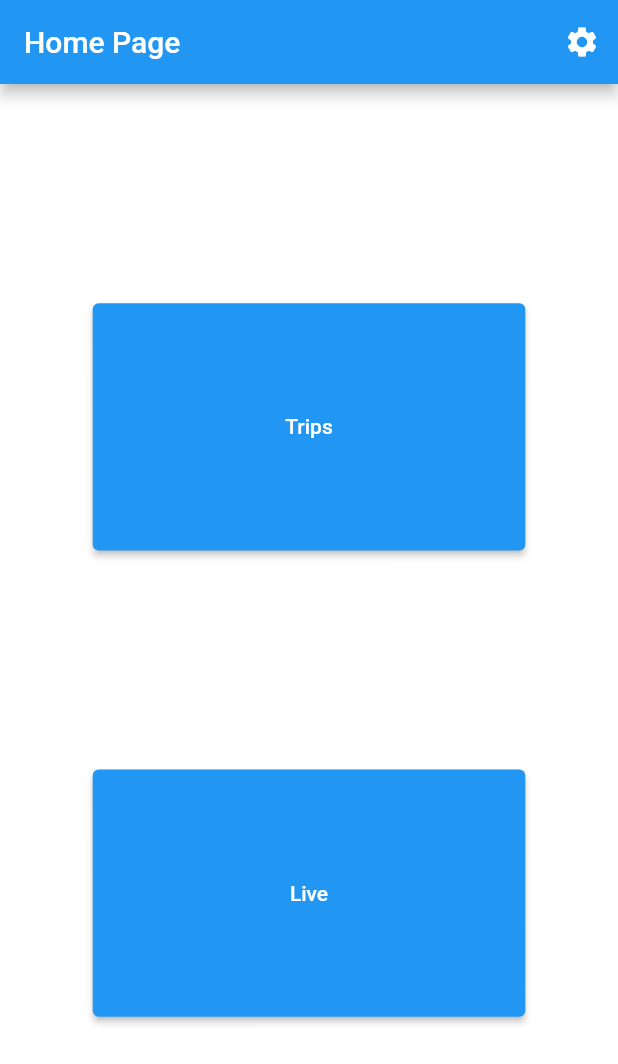
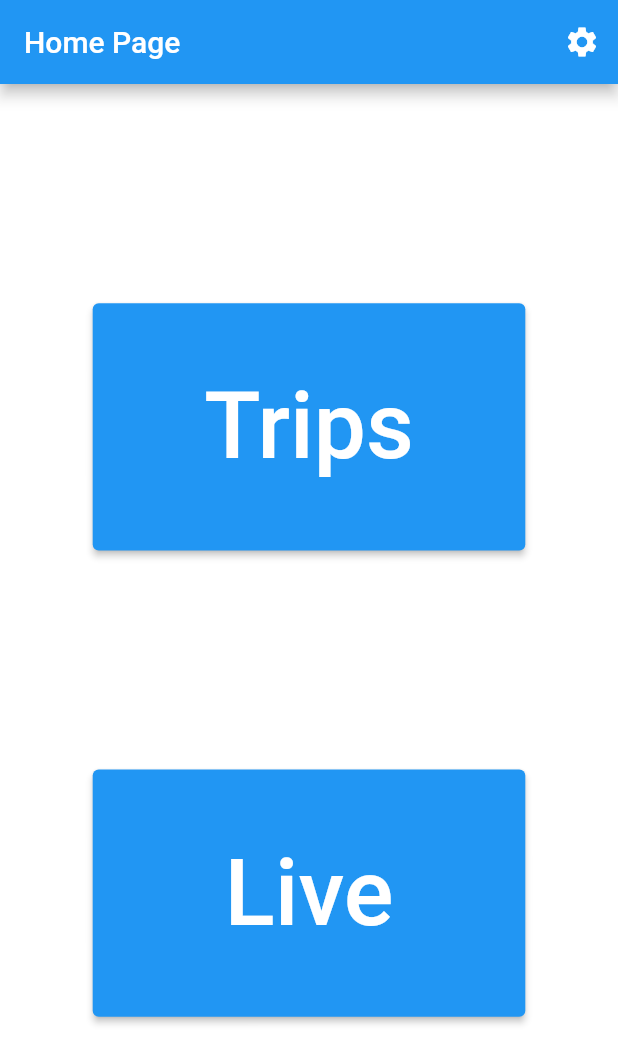
Before and after one commit to nicomahery/ECCM-Client, a Flutter app: the HomePage screen opened by its route, on a phone screen of 412 x 824 dp. Shown: the top 1064 px of the screen. Run offline on Flutter 3.47's test engine with Material 2 defaults, Android fonts, the light colour scheme and no system bars; our stand-ins replace fl_chart, flutter_map, get_it, go_router, latlong2, shared_preferences and 1 more; missing offline and left inert: eccm_widget; accounts and stored records are empty.

Commit message:
map bound on trip page improved and display improved on setting_page.dart and home_page.dart

```diff
--- a/lib/pages/home_page.dart
+++ b/lib/pages/home_page.dart
@@ -37,7 +37,12 @@ class _HomePageState extends State<HomePage> {
               height: height * 0.2,
               child: ElevatedButton(
                   onPressed: () => context.push(TripListPage.PATH),
-                  child: Text('Trips')
+                  child: Text(
+                    'Trips',
+                    style: TextStyle(
+                      fontSize: width * 0.15
+                    ),
+                  )
               ),
             ),
             Spacer(),
@@ -46,7 +51,12 @@ class _HomePageState extends State<HomePage> {
               height: height * 0.2,
               child: ElevatedButton(
                   onPressed: () => context.push(LivePage.PATH),
-                  child: Text('Live')
+                  child: Text(
+                      'Live',
+                    style: TextStyle(
+                        fontSize: width * 0.15
+                    ),
+                  )
               ),
             ),
             Spacer(),
--- a/lib/pages/setting_page.dart
+++ b/lib/pages/setting_page.dart
@@ -125,7 +125,8 @@ class _SettingPageState extends State<SettingPage> {
           )
         ],
       ),
-      body: Center(
+      body: SingleChildScrollView(
+        child: Center(
           child: Column(
             children: [
               Container(
@@ -210,7 +211,8 @@ class _SettingPageState extends State<SettingPage> {
                   ),
                 ),
               ),
-          ],
+            ]
+          ),
         ),
       ),
     );
```
Also changed, not shown: lib/pages/trip_page.dart (+9 -1 lines). Lines whose indentation alone changed are shown as unchanged.
